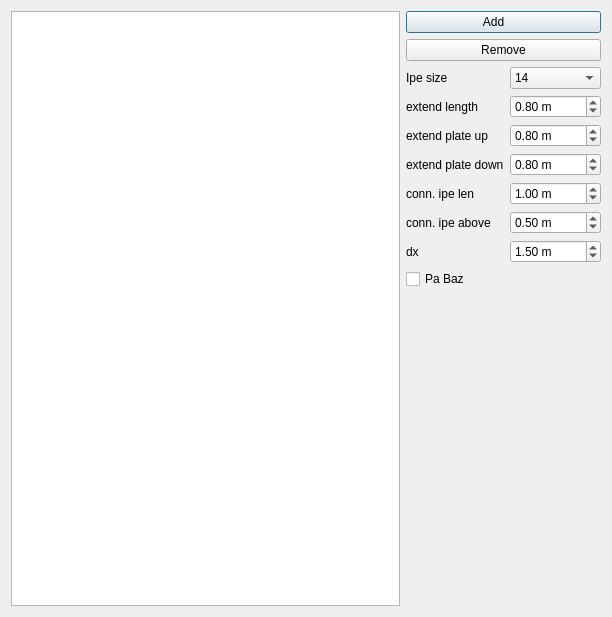
First picture: the form in Resources/ui/column.ui, repository ebrahimraeyat/SteelColumn, before the edit.
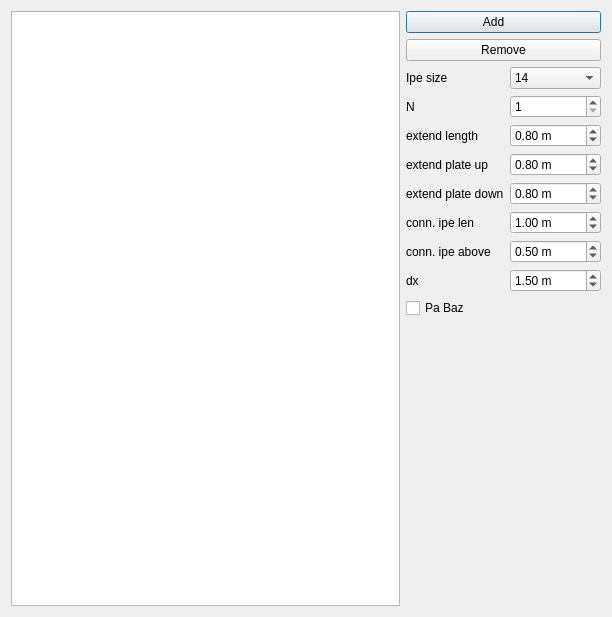
Second picture: the form after the edit. Icons and pictures are not drawn.

Commit message: Add number of column type text under type of column

Diff of the .ui file:
```diff
--- a/Resources/ui/column.ui
+++ b/Resources/ui/column.ui
@@ -43,74 +43,7 @@
      </item>
      <item>
       <layout class="QGridLayout" name="gridLayout">
-       <item row="2" column="1">
-        <widget class="QDoubleSpinBox" name="extend_length">
-         <property name="suffix">
-          <string> m</string>
-         </property>
-         <property name="minimum">
-          <double>0.100000000000000</double>
-         </property>
-         <property name="maximum">
-          <double>2.000000000000000</double>
-         </property>
-         <property name="singleStep">
-          <double>0.100000000000000</double>
-         </property>
-         <property name="value">
-          <double>0.800000000000000</double>
-         </property>
-        </widget>
-       </item>
-       <item row="5" column="1">
-        <widget class="QDoubleSpinBox" name="connection_ipe_length">
-         <property name="suffix">
-          <string> m</string>
-         </property>
-         <property name="minimum">
-          <double>0.100000000000000</double>
-         </property>
-         <property name="maximum">
-          <double>3.000000000000000</double>
-         </property>
-         <property name="singleStep">
-          <double>0.100000000000000</double>
-         </property>
-         <property name="value">
-          <double>1.000000000000000</double>
-         </property>
-        </widget>
-       </item>
-       <item row="6" column="1">
-        <widget class="QDoubleSpinBox" name="connection_ipe_above">
-         <property name="suffix">
-          <string> m</string>
-         </property>
-         <property name="minimum">
-          <double>0.100000000000000</double>
-         </property>
-         <property name="maximum">
-          <double>3.000000000000000</double>
-         </property>
-         <property name="singleStep">
-          <double>0.100000000000000</double>
-         </property>
-         <property name="value">
-          <double>0.500000000000000</double>
-         </property>
-        </widget>
-       </item>
-       <item row="6" column="0">
-        <widget class="QLabel" name="label_2">
-         <property name="text">
-          <string>conn. ipe above</string>
-         </property>
-         <property name="alignment">
-          <set>Qt::AlignLeading|Qt::AlignLeft|Qt::AlignVCenter</set>
-         </property>
-        </widget>
-       </item>
-       <item row="7" column="0">
+       <item row="9" column="0">
         <widget class="QLabel" name="label_3">
          <property name="text">
           <string>dx</string>
@@ -120,16 +53,6 @@
          </property>
         </widget>
        </item>
-       <item row="5" column="0">
-        <widget class="QLabel" name="label_4">
-         <property name="text">
-          <string>conn. ipe len</string>
-         </property>
-         <property name="alignment">
-          <set>Qt::AlignLeading|Qt::AlignLeft|Qt::AlignVCenter</set>
-         </property>
-        </widget>
-       </item>
        <item row="1" column="0">
         <widget class="QLabel" name="label_5">
          <property name="text">
@@ -137,10 +60,155 @@
          </property>
         </widget>
        </item>
+       <item row="5" column="0">
+        <widget class="QLabel" name="label_7">
+         <property name="text">
+          <string>extend plate up</string>
+         </property>
+        </widget>
+       </item>
+       <item row="6" column="0">
+        <widget class="QLabel" name="label_6">
+         <property name="text">
+          <string>extend plate down</string>
+         </property>
+        </widget>
+       </item>
+       <item row="7" column="1">
+        <widget class="QDoubleSpinBox" name="connection_ipe_length">
+         <property name="suffix">
+          <string> m</string>
+         </property>
+         <property name="minimum">
+          <double>0.100000000000000</double>
+         </property>
+         <property name="maximum">
+          <double>3.000000000000000</double>
+         </property>
+         <property name="singleStep">
+          <double>0.100000000000000</double>
+         </property>
+         <property name="value">
+          <double>1.000000000000000</double>
+         </property>
+        </widget>
+       </item>
+       <item row="7" column="0">
+        <widget class="QLabel" name="label_4">
+         <property name="text">
+          <string>conn. ipe len</string>
+         </property>
+         <property name="alignment">
+          <set>Qt::AlignLeading|Qt::AlignLeft|Qt::AlignVCenter</set>
+         </property>
+        </widget>
+       </item>
        <item row="2" column="0">
         <widget class="QLabel" name="label">
          <property name="text">
-          <string>extend length</string>
+          <string>N</string>
+         </property>
+        </widget>
+       </item>
+       <item row="9" column="1">
+        <widget class="QDoubleSpinBox" name="deltax">
+         <property name="suffix">
+          <string> m</string>
+         </property>
+         <property name="maximum">
+          <double>10000.000000000000000</double>
+         </property>
+         <property name="singleStep">
+          <double>0.500000000000000</double>
+         </property>
+         <property name="value">
+          <double>1.500000000000000</double>
+         </property>
+        </widget>
+       </item>
+       <item row="6" column="1">
+        <widget class="QDoubleSpinBox" name="extend_plate_len_below">
+         <property name="suffix">
+          <string> m</string>
+         </property>
+         <property name="minimum">
+          <double>0.100000000000000</double>
+         </property>
+         <property name="maximum">
+          <double>2.000000000000000</double>
+         </property>
+         <property name="singleStep">
+          <double>0.100000000000000</double>
+         </property>
+         <property name="value">
+          <double>0.800000000000000</double>
+         </property>
+        </widget>
+       </item>
+       <item row="8" column="1">
+        <widget class="QDoubleSpinBox" name="connection_ipe_above">
+         <property name="suffix">
+          <string> m</string>
+         </property>
+         <property name="minimum">
+          <double>0.100000000000000</double>
+         </property>
+         <property name="maximum">
+          <double>3.000000000000000</double>
+         </property>
+         <property name="singleStep">
+          <double>0.100000000000000</double>
+         </property>
+         <property name="value">
+          <double>0.500000000000000</double>
+         </property>
+        </widget>
+       </item>
+       <item row="5" column="1">
+        <widget class="QDoubleSpinBox" name="extend_plate_len_above">
+         <property name="suffix">
+          <string> m</string>
+         </property>
+         <property name="minimum">
+          <double>0.100000000000000</double>
+         </property>
+         <property name="maximum">
+          <double>2.000000000000000</double>
+         </property>
+         <property name="singleStep">
+          <double>0.100000000000000</double>
+         </property>
+         <property name="value">
+          <double>0.800000000000000</double>
+         </property>
+        </widget>
+       </item>
+       <item row="4" column="1">
+        <widget class="QDoubleSpinBox" name="extend_length">
+         <property name="suffix">
+          <string> m</string>
+         </property>
+         <property name="minimum">
+          <double>0.100000000000000</double>
+         </property>
+         <property name="maximum">
+          <double>2.000000000000000</double>
+         </property>
+         <property name="singleStep">
+          <double>0.100000000000000</double>
+         </property>
+         <property name="value">
+          <double>0.800000000000000</double>
+         </property>
+        </widget>
+       </item>
+       <item row="8" column="0">
+        <widget class="QLabel" name="label_2">
+         <property name="text">
+          <string>conn. ipe above</string>
+         </property>
+         <property name="alignment">
+          <set>Qt::AlignLeading|Qt::AlignLeft|Qt::AlignVCenter</set>
          </property>
         </widget>
        </item>
@@ -196,71 +264,20 @@
          </item>
         </widget>
        </item>
-       <item row="4" column="1">
-        <widget class="QDoubleSpinBox" name="extend_plate_len_below">
-         <property name="suffix">
-          <string> m</string>
-         </property>
-         <property name="minimum">
-          <double>0.100000000000000</double>
-         </property>
-         <property name="maximum">
-          <double>2.000000000000000</double>
-         </property>
-         <property name="singleStep">
-          <double>0.100000000000000</double>
-         </property>
-         <property name="value">
-          <double>0.800000000000000</double>
-         </property>
-        </widget>
-       </item>
-       <item row="7" column="1">
-        <widget class="QDoubleSpinBox" name="deltax">
-         <property name="suffix">
-          <string> m</string>
-         </property>
-         <property name="maximum">
-          <double>10000.000000000000000</double>
-         </property>
-         <property name="singleStep">
-          <double>0.500000000000000</double>
-         </property>
-         <property name="value">
-          <double>1.500000000000000</double>
-         </property>
-        </widget>
-       </item>
-       <item row="3" column="0">
-        <widget class="QLabel" name="label_7">
-         <property name="text">
-          <string>extend plate up</string>
-         </property>
-        </widget>
-       </item>
        <item row="4" column="0">
-        <widget class="QLabel" name="label_6">
+        <widget class="QLabel" name="label_8">
          <property name="text">
-          <string>extend plate down</string>
+          <string>extend length</string>
          </property>
         </widget>
        </item>
-       <item row="3" column="1">
-        <widget class="QDoubleSpinBox" name="extend_plate_len_above">
-         <property name="suffix">
-          <string> m</string>
-         </property>
+       <item row="2" column="1">
+        <widget class="QSpinBox" name="number">
          <property name="minimum">
-          <double>0.100000000000000</double>
+          <number>1</number>
          </property>
          <property name="maximum">
-          <double>2.000000000000000</double>
-         </property>
-         <property name="singleStep">
-          <double>0.100000000000000</double>
-         </property>
-         <property name="value">
-          <double>0.800000000000000</double>
+          <number>200</number>
          </property>
         </widget>
        </item>
```
The commit also changes 3 other files.
